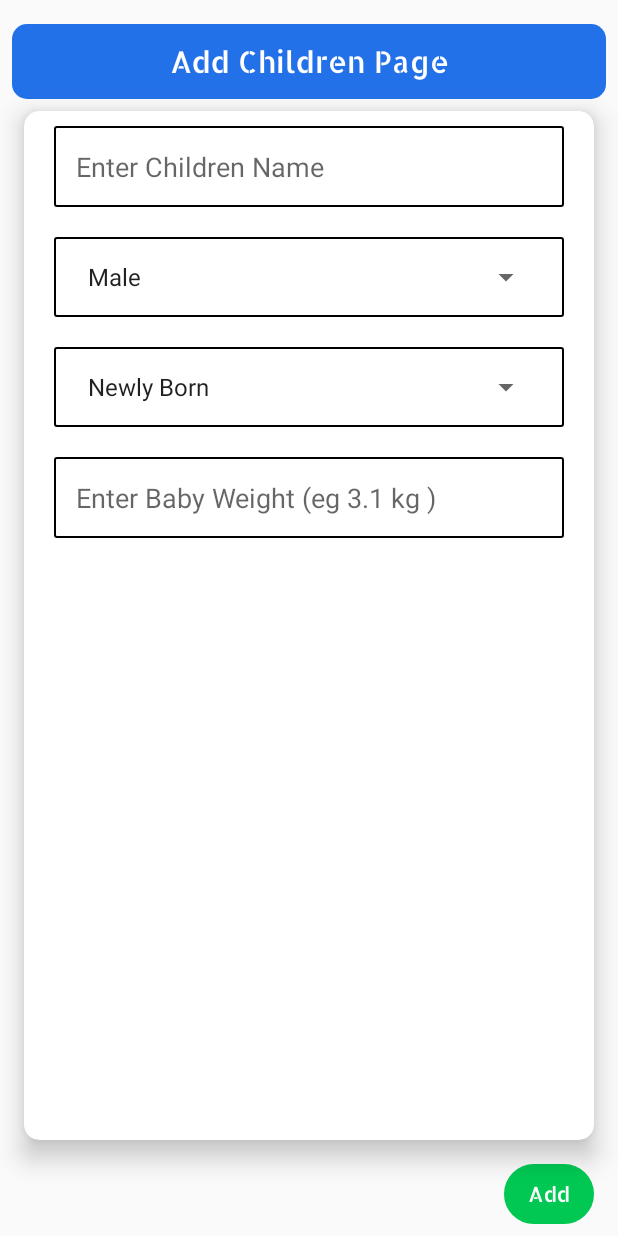
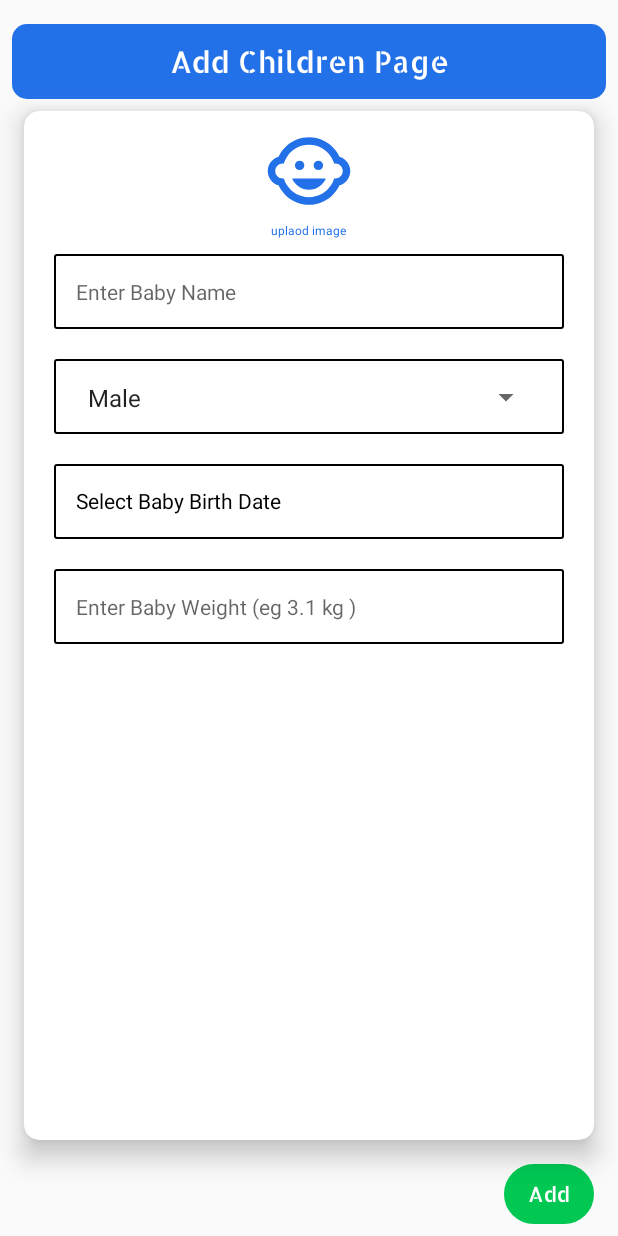
Before and after one commit to haris440/haris, an Android app: the Add_Children screen opened directly, with no data from a screen before it, on a phone screen of 412 x 824 dp. Run offline under Robolectric (Android 15) with nearby library versions, the phone set to English and light mode, and no system bars; our stand-ins replace Firebase (no records; nobody signed in at launch, a user with empty details on screens opened directly).

Commit message:
commit 4

```diff
--- a/app/build.gradle
+++ b/app/build.gradle
@@ -47,7 +47,12 @@ dependencies {
     implementation 'com.google.firebase:firebase-firestore'
     implementation 'com.google.firebase:firebase-database:19.5.1'
     implementation 'androidx.legacy:legacy-support-v4:1.0.0'
+    implementation 'com.google.firebase:firebase-storage:19.2.0'
     testImplementation 'junit:junit:4.+'
     androidTestImplementation 'androidx.test.ext:junit:1.1.2'
     androidTestImplementation 'androidx.test.espresso:espresso-core:3.3.0'
+    implementation("com.github.bumptech.glide:glide:4.9.0") {
+        exclude group: "com.android.support"
+    }
+
 }
--- a/app/src/main/java/kido/sparks/app/SignIn_Screens/SignIn.java
+++ b/app/src/main/java/kido/sparks/app/SignIn_Screens/SignIn.java
@@ -5,6 +5,7 @@ import androidx.appcompat.app.AppCompatActivity;
 
 import android.content.Intent;
 import android.os.Bundle;
+import android.util.Log;
 import android.util.Patterns;
 import android.view.View;
 import android.view.Window;
@@ -145,4 +146,9 @@ public class SignIn extends AppCompatActivity {
         }
 
     }
+
+    public void forgotpass(View view) {
+        Forgot_Password_Dialog forgot_password_dialog=new Forgot_Password_Dialog(SignIn.this);
+        forgot_password_dialog.show();
+    }
 }
--- a/app/src/main/java/kido/sparks/app/SplashScreen.java
+++ b/app/src/main/java/kido/sparks/app/SplashScreen.java
@@ -24,7 +24,7 @@ public class SplashScreen extends AppCompatActivity {
         getWindow().setFlags(WindowManager.LayoutParams.FLAG_FULLSCREEN,
                 WindowManager.LayoutParams.FLAG_FULLSCREEN);
         setContentView(R.layout.activity_splash_screen_);
-
+mAuth=FirebaseAuth.getInstance();
        new Handler().postDelayed(new Runnable() {
             @Override
             public void run() {
--- /dev/null
+++ b/app/src/main/res/drawable/babyblue.xml
@@ -0,0 +1,7 @@
+<vector android:height="24dp" android:tint="#2371E9"
+    android:viewportHeight="24" android:viewportWidth="24"
+    android:width="24dp" xmlns:android="http://schemas.android.com/apk/res/android">
+    <path android:fillColor="@android:color/white" android:pathData="M14.5,10.5m-1.25,0a1.25,1.25 0,1 1,2.5 0a1.25,1.25 0,1 1,-2.5 0"/>
+    <path android:fillColor="@android:color/white" android:pathData="M9.5,10.5m-1.25,0a1.25,1.25 0,1 1,2.5 0a1.25,1.25 0,1 1,-2.5 0"/>
+    <path android:fillColor="@android:color/white" android:pathData="M22.94,12.66c0.04,-0.21 0.06,-0.43 0.06,-0.66s-0.02,-0.45 -0.06,-0.66c-0.25,-1.51 -1.36,-2.74 -2.81,-3.17 -0.53,-1.12 -1.28,-2.1 -2.19,-2.91C16.36,3.85 14.28,3 12,3s-4.36,0.85 -5.94,2.26c-0.92,0.81 -1.67,1.8 -2.19,2.91 -1.45,0.43 -2.56,1.65 -2.81,3.17 -0.04,0.21 -0.06,0.43 -0.06,0.66s0.02,0.45 0.06,0.66c0.25,1.51 1.36,2.74 2.81,3.17 0.52,1.11 1.27,2.09 2.17,2.89C7.62,20.14 9.71,21 12,21s4.38,-0.86 5.97,-2.28c0.9,-0.8 1.65,-1.79 2.17,-2.89 1.44,-0.43 2.55,-1.65 2.8,-3.17zM19,14c-0.1,0 -0.19,-0.02 -0.29,-0.03 -0.2,0.67 -0.49,1.29 -0.86,1.86C16.6,17.74 14.45,19 12,19s-4.6,-1.26 -5.85,-3.17c-0.37,-0.57 -0.66,-1.19 -0.86,-1.86 -0.1,0.01 -0.19,0.03 -0.29,0.03 -1.1,0 -2,-0.9 -2,-2s0.9,-2 2,-2c0.1,0 0.19,0.02 0.29,0.03 0.2,-0.67 0.49,-1.29 0.86,-1.86C7.4,6.26 9.55,5 12,5s4.6,1.26 5.85,3.17c0.37,0.57 0.66,1.19 0.86,1.86 0.1,-0.01 0.19,-0.03 0.29,-0.03 1.1,0 2,0.9 2,2s-0.9,2 -2,2zM7.5,14c0.76,1.77 2.49,3 4.5,3s3.74,-1.23 4.5,-3h-9z"/>
+</vector>
--- a/app/src/main/res/layout/activity_add__children.xml
+++ b/app/src/main/res/layout/activity_add__children.xml
@@ -57,18 +57,35 @@
                 android:layout_width="match_parent"
                 android:layout_height="wrap_content"
                 android:orientation="vertical">
-
+                <ImageView
+                    android:layout_width="60dp"
+                    android:id="@+id/babyimage"
+                    android:onClick="funpickimage"
+                    android:layout_marginTop="10dp"
+                    android:layout_gravity="center"
+                    android:src="@drawable/babyblue"
+                    android:layout_height="60dp"
+               />
+                <TextView
+                    android:layout_width="wrap_content"
+                    android:text="uplaod image"
+                    android:layout_marginTop="4dp"
+                    android:textColor="@color/blue"
+                    android:textSize="8dp"
+                    android:layout_gravity="center"
+                    android:layout_height="wrap_content"/>
                 <EditText
                     android:id="@+id/c_name"
                     android:layout_width="match_parent"
-                    android:layout_height="wrap_content"
+                    android:layout_height="50dp"
                     android:layout_marginTop="10dp"
                     android:layout_marginLeft="20dp"
                     android:layout_marginRight="20dp"
                     android:background="@drawable/editext_shape"
                     android:backgroundTint="@color/black"
                     android:ems="10"
-                    android:hint="Enter Children Name"
+                    android:textSize="14dp"
+                    android:hint="Enter Baby Name"
                     android:inputType="textPersonName"
                     android:textColor="@color/black" />
 <LinearLayout
@@ -78,7 +95,7 @@
     android:backgroundTint="@color/black"
     android:layout_marginTop="20dp"
     android:background="@drawable/editext_shape"
-    android:layout_height="wrap_content">
+    android:layout_height="50dp">
     <Spinner
         android:id="@+id/spinner"
         android:layout_width="match_parent"
@@ -90,32 +107,34 @@
         app:layout_constraintTop_toTopOf="parent"
         app:layout_constraintVertical_bias="0.498" />
 </LinearLayout>
+
                 <LinearLayout
                     android:layout_width="match_parent"
                     android:layout_marginLeft="20dp"
                     android:layout_marginRight="20dp"
+                    android:layout_height="50dp"
+                    android:onClick="opendatedailog"
                     android:backgroundTint="@color/black"
                     android:layout_marginTop="20dp"
                     android:background="@drawable/editext_shape"
-                    android:layout_height="wrap_content">
-                    <Spinner
-                        android:id="@+id/spinner2"
+                   >
+                    <TextView
+                        android:id="@+id/c_age"
                         android:layout_width="match_parent"
                         android:layout_height="wrap_content"
-                        app:layout_constraintBottom_toBottomOf="parent"
-                        app:layout_constraintEnd_toEndOf="parent"
-                        app:layout_constraintHorizontal_bias="0.502"
-                        app:layout_constraintStart_toStartOf="parent"
-                        app:layout_constraintTop_toTopOf="parent"
-                        app:layout_constraintVertical_bias="0.498" />
+                        android:backgroundTint="@color/black"
+                        android:ems="10"
+                        android:text="Select Baby Birth Date"
+                        android:textColor="@color/black" />
                 </LinearLayout>
                 <EditText
                     android:id="@+id/c_weight"
                     android:layout_width="match_parent"
-                    android:layout_height="wrap_content"
+                    android:layout_height="50dp"
                     android:layout_margin="20dp"
                     android:layout_marginTop="10dp"
                     android:layout_marginLeft="20dp"
+                    android:textSize="14dp"
                     android:layout_marginRight="20dp"
                     android:background="@drawable/editext_shape"
                     android:backgroundTint="@color/black"
--- a/app/src/main/res/layout/activity_sign_up.xml
+++ b/app/src/main/res/layout/activity_sign_up.xml
@@ -13,7 +13,8 @@
         android:layout_height="wrap_content"
         android:layout_marginEnd="24dp"
         android:layout_marginBottom="8dp"
-        android:text="KidoSparks"
+        android:onClick="funsignin"
+        android:text="Click Here To Sign In"
         app:layout_constraintBottom_toBottomOf="parent"
         app:layout_constraintEnd_toEndOf="parent" />
 
```
Also changed, not shown: app/src/main/java/kido/sparks/app/Adapters/ViewChildrenList_Adapter.java (+12 -3 lines), app/src/main/java/kido/sparks/app/Model/Viewchild.java (+56 -10 lines), app/src/main/java/kido/sparks/app/Parent_Panel/Add_Children.java (+213 -9 lines), app/src/main/java/kido/sparks/app/SignIn_Screens/Forgot_Password_Dialog.java (added, +70 -0 lines), app/src/main/java/kido/sparks/app/SignUp_Screens/SignUp.java (+13 -2 lines), app/src/main/res/layout/activity_sign_in.xml (+20 -3 lines), app/src/main/res/layout/dailog_forgotpassword.xml (added, +55 -0 lines).
